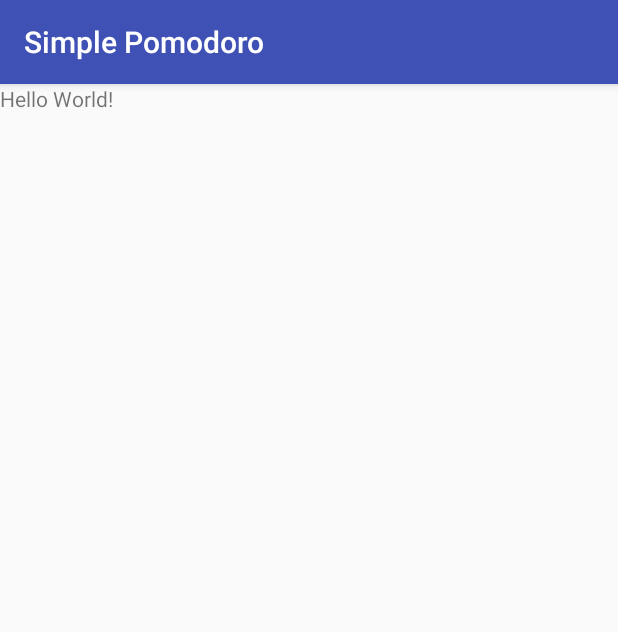
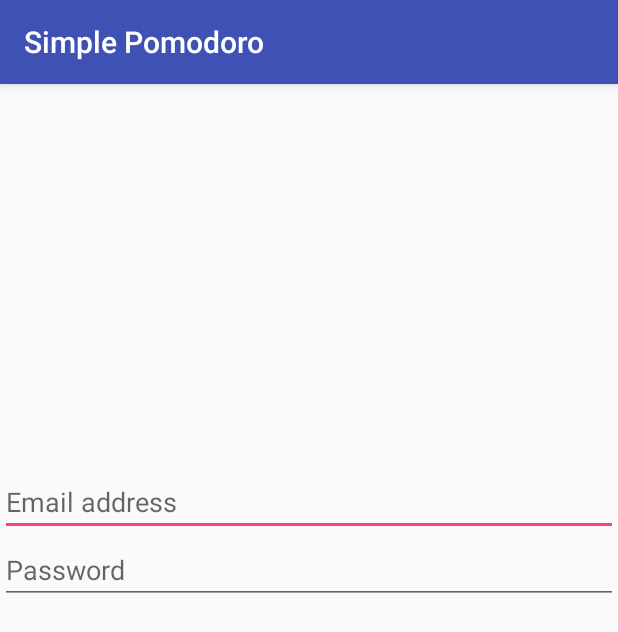
Before and after one commit to samlee99/Simple-Focus, an Android app: the screen it shows after launch (MainActivity), on a phone screen of 412 x 824 dp. Shown: the top 632 px of the screen. Run offline under Robolectric (Android 15) with nearby library versions, the phone set to English and light mode, and no system bars.

Commit message:
Added firebase SDK and some edit texts.

```diff
--- a/app/build.gradle
+++ b/app/build.gradle
@@ -26,5 +26,9 @@ dependencies {
     })
     compile 'com.android.support:appcompat-v7:25.2.0'
     compile 'com.android.support.constraint:constraint-layout:1.0.0-beta4'
+    compile 'com.jakewharton:butterknife:8.6.0'
+    annotationProcessor 'com.jakewharton:butterknife-compiler:8.6.0'
     testCompile 'junit:junit:4.12'
 }
+
+apply plugin: 'com.google.gms.google-services'
--- a/app/src/main/res/layout/activity_main.xml
+++ b/app/src/main/res/layout/activity_main.xml
@@ -4,15 +4,42 @@
     xmlns:tools="http://schemas.android.com/tools"
     android:layout_width="match_parent"
     android:layout_height="match_parent"
+    android:orientation="vertical"
     tools:context="com.example.pc.simplepomodoro.MainActivity">
 
-    <TextView
-        android:layout_width="wrap_content"
-        android:layout_height="wrap_content"
-        android:text="Hello World!"
-        app:layout_constraintBottom_toBottomOf="parent"
-        app:layout_constraintLeft_toLeftOf="parent"
-        app:layout_constraintRight_toRightOf="parent"
-        app:layout_constraintTop_toTopOf="parent" />
+    <LinearLayout
+        android:layout_weight="1"
+        android:layout_width="match_parent"
+        android:layout_height="0dp">
+
+    </LinearLayout>
+
+    <LinearLayout
+        android:orientation="vertical"
+        android:layout_weight="1"
+        android:layout_width="match_parent"
+        android:layout_height="0dp">
+
+        <EditText
+            android:id="@+id/emailEditText"
+            android:layout_width="match_parent"
+            android:layout_height="wrap_content"
+            android:hint="Email address"
+            android:inputType="textEmailAddress"/>
+
+        <EditText
+            android:hint="Password"
+            android:layout_width="match_parent"
+            android:layout_height="wrap_content"
+            android:inputType="textPassword"/>
+
+    </LinearLayout>
+
+    <LinearLayout
+        android:layout_weight="1"
+        android:layout_width="match_parent"
+        android:layout_height="0dp">
+
+    </LinearLayout>
 
 </LinearLayout>
--- a/build.gradle
+++ b/build.gradle
@@ -6,6 +6,7 @@ buildscript {
     }
     dependencies {
         classpath 'com.android.tools.build:gradle:2.3.1'
+        classpath 'com.google.gms:google-services:3.0.0'
 
         // NOTE: Do not place your application dependencies here; they belong
         // in the individual module build.gradle files
```
Also changed, not shown: app/gradle/wrapper/gradle-wrapper.properties (added), 5 other files.
